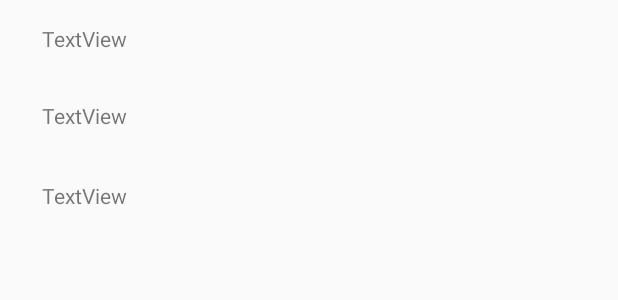
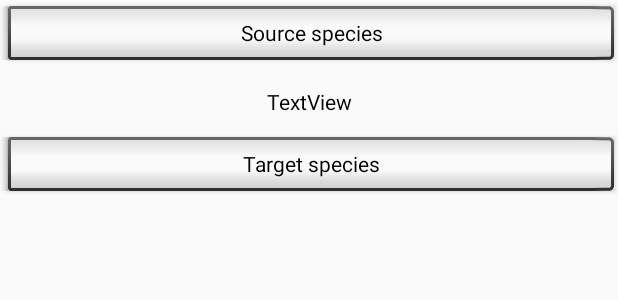
Before and after one commit to romanlakerveld/ProgProj, an Android app: the layout interaction_item.xml on its own in the app's theme, with its tools: preview values and no code run, on a phone screen of 412 x 824 dp. Shown: the top 300 px of the screen. Run offline under Robolectric (Android 15) with nearby library versions, the phone set to English and light mode, and no system bars; network calls fail.

Commit message:
Overhaul of navigation comleted

```diff
--- a/app/build.gradle
+++ b/app/build.gradle
@@ -19,6 +19,7 @@ android {
 }
 
 dependencies {
+    compile 'com.android.support:design:+'
     compile 'com.wefika:horizontal-picker:1.1.1'
     compile 'org.apache.commons:commons-lang3:3.0'
     compile 'com.readystatesoftware.sqliteasset:sqliteassethelper:+'
--- a/app/src/main/java/com/example/roman/interaction/DatabaseAccess.java
+++ b/app/src/main/java/com/example/roman/interaction/DatabaseAccess.java
@@ -72,7 +72,7 @@ public class DatabaseAccess {
         String latinName = cursor.getString(0);
         cursor.close();
         String common = StringUtils.strip(latinName, "@en").trim();
-        return "(" + common + ")";
+        return " (" + common + ")";
     }
 
     public String[] getAllTaxa() {
@@ -99,7 +99,6 @@ public class DatabaseAccess {
 
         String latinTrimmed = latin.replaceAll("\\(.*?\\)","").trim();
         Cursor cursor = database.rawQuery("SELECT * FROM urlMap WHERE taxa = '"+latinTrimmed+"'", null);
-        Log.d("GetUrls", "getAllUrls: " + latinTrimmed);
 
         if (cursor.getCount() >0) {
             String[] urls = new String[cursor.getCount()];
--- a/app/src/main/res/color/horizonal_picker.xml
+++ b/app/src/main/res/color/horizonal_picker.xml
@@ -1,6 +1,6 @@
 <?xml version="1.0" encoding="utf-8"?>
 <selector xmlns:android="http://schemas.android.com/apk/res/android">
-    <item android:color="#a7e9a6"
+    <item android:color="#add7d0"
         android:state_focused="true"/>
 
     <item android:color="#000000"
--- /dev/null
+++ b/app/src/main/res/color/listview_colors.xml
@@ -0,0 +1,4 @@
+<?xml version="1.0" encoding="utf-8"?>
+<selector xmlns:android="http://schemas.android.com/apk/res/android">
+    <item android:color="#c9d0d9"/>
+</selector>
--- /dev/null
+++ b/app/src/main/res/color/listview_colors_even.xml
@@ -0,0 +1,5 @@
+<?xml version="1.0" encoding="utf-8"?>
+<selector xmlns:android="http://schemas.android.com/apk/res/android">
+    <item android:color="#738497"/>
+
+</selector>
--- /dev/null
+++ b/app/src/main/res/drawable/border.xml
@@ -0,0 +1,5 @@
+<shape xmlns:android="http://schemas.android.com/apk/res/android" >
+    <stroke android:width="1dp" android:color="#FFFFFF" />
+    <padding android:left="5dp" android:top="5dp" android:right="5dp" android:bottom="5dp" />
+    <corners android:radius="8dp" />
+</shape>
--- a/app/src/main/res/layout/activity_action_results.xml
+++ b/app/src/main/res/layout/activity_action_results.xml
@@ -21,7 +21,9 @@
         <ListView
             android:id="@+id/actionList"
             android:layout_width="match_parent"
-            android:layout_height="match_parent" />
+            android:layout_height="match_parent"
+            android:dividerHeight="5sp"
+            android:divider="#000000"/>
     </LinearLayout>
 
 </RelativeLayout>
--- a/app/src/main/res/layout/interaction_item.xml
+++ b/app/src/main/res/layout/interaction_item.xml
@@ -5,43 +5,33 @@
     android:layout_width="match_parent"
     android:layout_height="match_parent">
 
-    <TextView
+    <LinearLayout
+        android:layout_width="match_parent"
+        android:layout_height="match_parent"
+        android:orientation="vertical">
+
+        <Button
             android:id="@+id/source"
-        android:layout_width="wrap_content"
+            style="@android:style/Widget.Button.Inset"
+            android:layout_width="match_parent"
             android:layout_height="wrap_content"
-        android:layout_alignParentStart="true"
-        android:layout_alignParentTop="true"
-        android:layout_marginStart="28dp"
-        android:layout_marginTop="16dp"
-        android:layout_weight="1"
-        android:text="TextView"
-        android:clickable="true"
-        android:focusable="false"
-        tools:layout_editor_absoluteX="4dp"
-        tools:layout_editor_absoluteY="4dp" />
+            android:text="Source species" />
 
         <TextView
             android:id="@+id/interaction"
-        android:layout_width="wrap_content"
+            android:layout_width="match_parent"
             android:layout_height="wrap_content"
-        android:layout_alignStart="@+id/source"
-        android:layout_below="@+id/source"
-        android:layout_marginTop="32dp"
-        android:layout_weight="1"
+            android:paddingVertical="10dp"
             android:text="TextView"
-        tools:layout_editor_absoluteX="147dp"
-        tools:layout_editor_absoluteY="44dp" />
+            android:textAlignment="center"
+            android:textColor="#000000"/>
 
-    <TextView
+        <Button
             android:id="@+id/target"
-        android:layout_width="wrap_content"
+            style="@android:style/Widget.Button.Inset"
+            android:layout_width="match_parent"
             android:layout_height="wrap_content"
-        android:layout_alignStart="@+id/interaction"
-        android:layout_below="@+id/interaction"
-        android:layout_marginTop="34dp"
-        android:layout_weight="1"
-        android:text="TextView"
-        tools:layout_editor_absoluteX="294dp"
-        tools:layout_editor_absoluteY="90dp" />
+            android:text="Target species" />
+    </LinearLayout>
 
 </RelativeLayout>
--- a/app/src/main/res/values/dimens.xml
+++ b/app/src/main/res/values/dimens.xml
@@ -1,4 +1,4 @@
 <?xml version="1.0" encoding="utf-8"?>
 <resources>
-    <dimen name="textSize">17sp</dimen>
+    <dimen name="textSize">14sp</dimen>
 </resources>
```
Also changed, not shown: app/src/main/java/com/example/roman/interaction/ActionResultsActivity.java (+41 -36 lines), app/src/main/java/com/example/roman/interaction/ResultsActivity.java (+7 -0 lines), app/src/main/java/com/example/roman/interaction/SearchMaschup.java (+49 -18 lines), app/src/main/res/layout/activity_search_maschup.xml (+14 -5 lines). Lines whose indentation alone changed are shown as unchanged.
